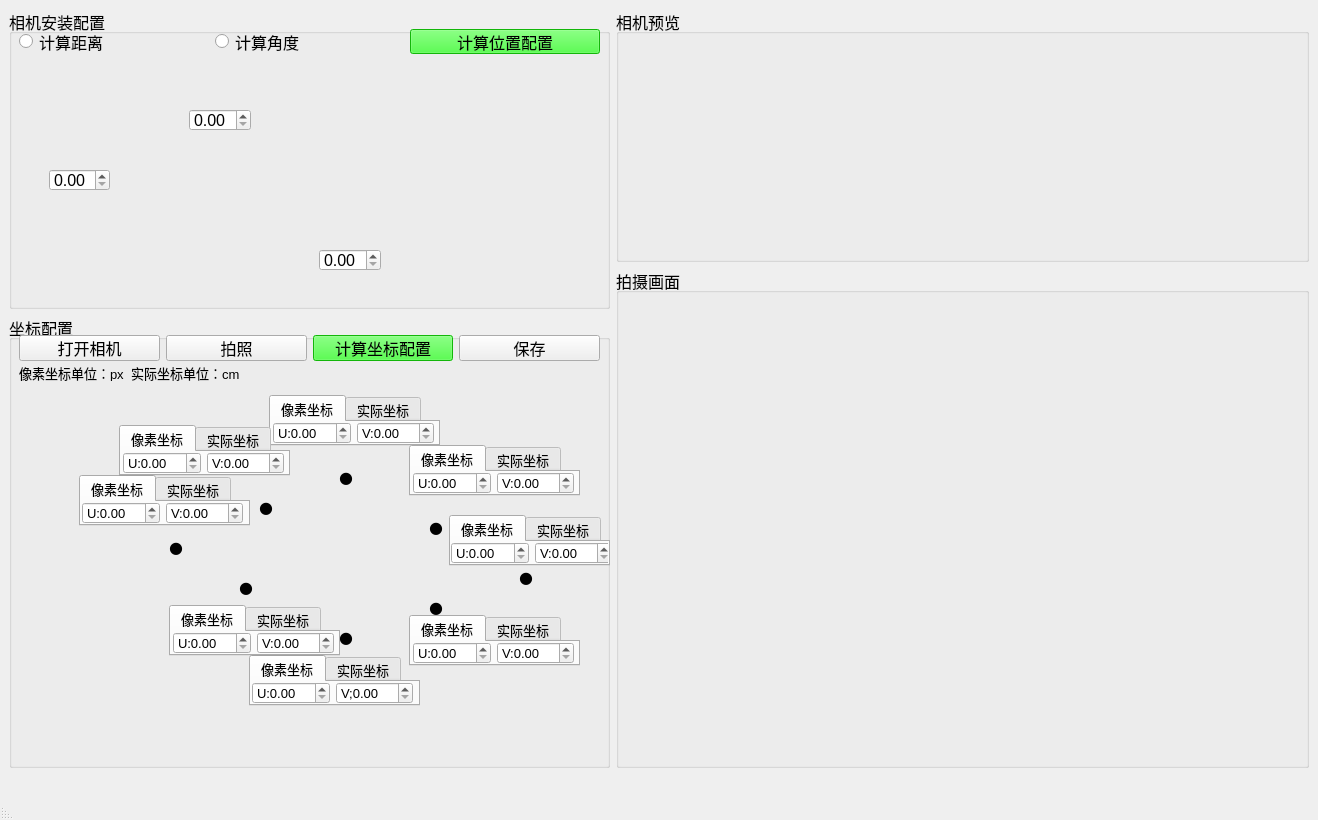
zhengsiyusy/camera_distance, file source/camera.ui: the form before one commit.
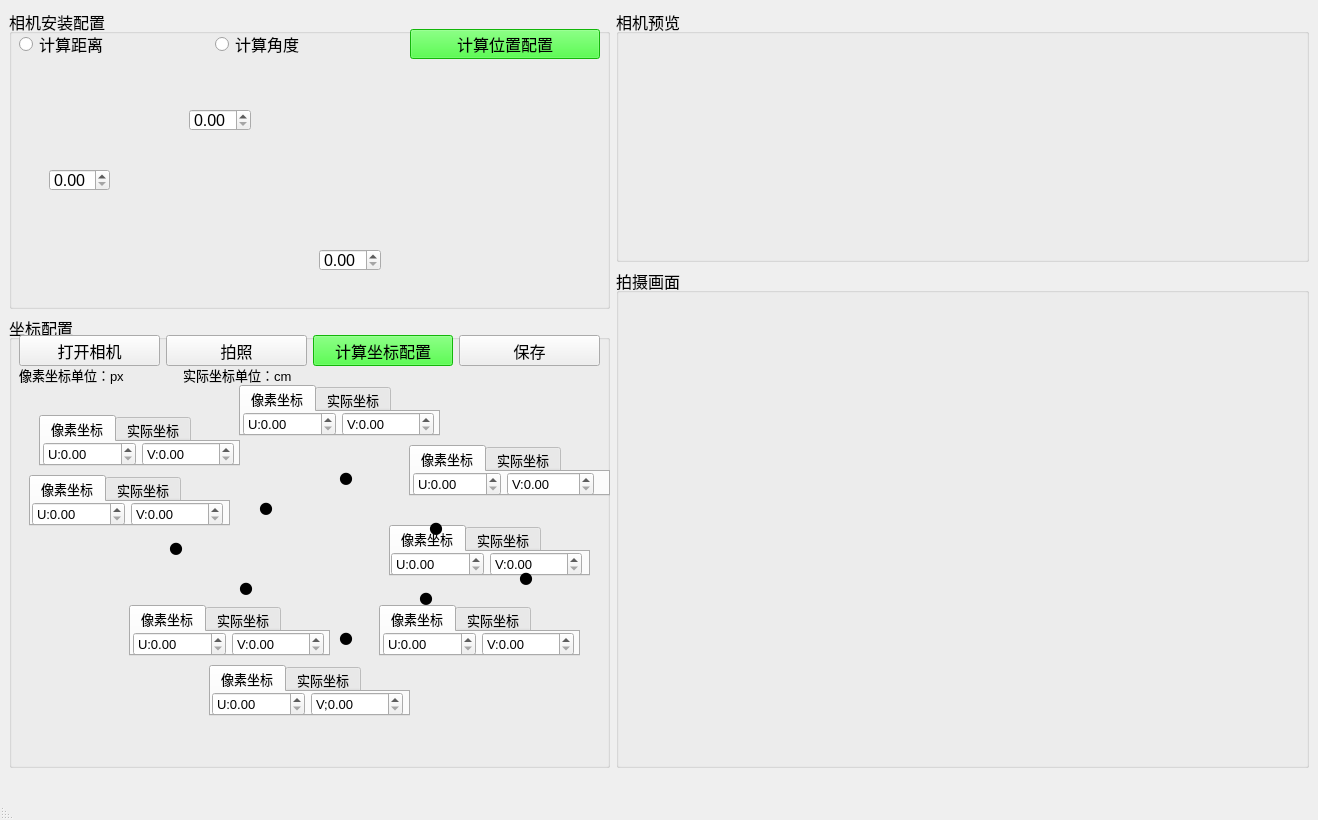
The form after the commit. Icons and pictures are not drawn.

The edit to the form file:
```diff
--- a/source/camera.ui
+++ b/source/camera.ui
@@ -124,7 +124,7 @@
            <x>10</x>
            <y>20</y>
            <width>581</width>
-           <height>25</height>
+           <height>30</height>
           </rect>
          </property>
          <layout class="QHBoxLayout" name="horizontalLayout_11">
@@ -209,9 +209,9 @@
         <widget class="QTabWidget" name="left_up">
          <property name="geometry">
           <rect>
-           <x>260</x>
-           <y>80</y>
-           <width>171</width>
+           <x>230</x>
+           <y>70</y>
+           <width>201</width>
            <height>51</height>
           </rect>
          </property>
@@ -232,8 +232,8 @@
             <rect>
              <x>2</x>
              <y>0</y>
-             <width>161</width>
-             <height>22</height>
+             <width>191</width>
+             <height>25</height>
             </rect>
            </property>
            <layout class="QHBoxLayout" name="horizontalLayout">
@@ -313,9 +313,9 @@
         <widget class="QTabWidget" name="right_down">
          <property name="geometry">
           <rect>
-           <x>240</x>
-           <y>340</y>
-           <width>171</width>
+           <x>200</x>
+           <y>350</y>
+           <width>201</width>
            <height>51</height>
           </rect>
          </property>
@@ -336,8 +336,8 @@
             <rect>
              <x>1</x>
              <y>0</y>
-             <width>161</width>
-             <height>22</height>
+             <width>191</width>
+             <height>25</height>
             </rect>
            </property>
            <layout class="QHBoxLayout" name="horizontalLayout_6">
@@ -417,9 +417,9 @@
         <widget class="QTabWidget" name="right_up">
          <property name="geometry">
           <rect>
-           <x>440</x>
-           <y>200</y>
-           <width>161</width>
+           <x>380</x>
+           <y>210</y>
+           <width>201</width>
            <height>51</height>
           </rect>
          </property>
@@ -440,8 +440,8 @@
             <rect>
              <x>0</x>
              <y>0</y>
-             <width>161</width>
-             <height>22</height>
+             <width>191</width>
+             <height>25</height>
             </rect>
            </property>
            <layout class="QHBoxLayout" name="horizontalLayout_3">
@@ -521,9 +521,9 @@
         <widget class="QTabWidget" name="left_down">
          <property name="geometry">
           <rect>
-           <x>70</x>
+           <x>20</x>
            <y>160</y>
-           <width>171</width>
+           <width>201</width>
            <height>51</height>
           </rect>
          </property>
@@ -544,8 +544,8 @@
             <rect>
              <x>1</x>
              <y>0</y>
-             <width>161</width>
-             <height>22</height>
+             <width>191</width>
+             <height>25</height>
             </rect>
            </property>
            <layout class="QHBoxLayout" name="horizontalLayout_4">
@@ -625,7 +625,7 @@
            <x>10</x>
            <y>20</y>
            <width>581</width>
-           <height>26</height>
+           <height>31</height>
           </rect>
          </property>
          <layout class="QHBoxLayout" name="horizontalLayout_10">
@@ -688,7 +688,7 @@
           <rect>
            <x>330</x>
            <y>150</y>
-           <width>16</width>
+           <width>21</width>
            <height>21</height>
           </rect>
          </property>
@@ -713,7 +713,7 @@
           <rect>
            <x>330</x>
            <y>310</y>
-           <width>16</width>
+           <width>21</width>
            <height>21</height>
           </rect>
          </property>
@@ -738,7 +738,7 @@
           <rect>
            <x>510</x>
            <y>250</y>
-           <width>16</width>
+           <width>21</width>
            <height>21</height>
           </rect>
          </property>
@@ -763,7 +763,7 @@
           <rect>
            <x>160</x>
            <y>220</y>
-           <width>16</width>
+           <width>21</width>
            <height>21</height>
           </rect>
          </property>
@@ -788,7 +788,7 @@
           <rect>
            <x>250</x>
            <y>180</y>
-           <width>16</width>
+           <width>21</width>
            <height>21</height>
           </rect>
          </property>
@@ -813,7 +813,7 @@
           <rect>
            <x>230</x>
            <y>260</y>
-           <width>16</width>
+           <width>21</width>
            <height>21</height>
           </rect>
          </property>
@@ -836,9 +836,9 @@
         <widget class="QLabel" name="led6">
          <property name="geometry">
           <rect>
-           <x>420</x>
-           <y>280</y>
-           <width>16</width>
+           <x>410</x>
+           <y>270</y>
+           <width>21</width>
            <height>21</height>
           </rect>
          </property>
@@ -863,7 +863,7 @@
           <rect>
            <x>420</x>
            <y>200</y>
-           <width>16</width>
+           <width>21</width>
            <height>21</height>
           </rect>
          </property>
@@ -886,9 +886,9 @@
         <widget class="QTabWidget" name="left_mid">
          <property name="geometry">
           <rect>
-           <x>110</x>
-           <y>110</y>
-           <width>171</width>
+           <x>30</x>
+           <y>100</y>
+           <width>201</width>
            <height>51</height>
           </rect>
          </property>
@@ -909,8 +909,8 @@
             <rect>
              <x>2</x>
              <y>0</y>
-             <width>161</width>
-             <height>22</height>
+             <width>191</width>
+             <height>25</height>
             </rect>
            </property>
            <layout class="QHBoxLayout" name="horizontalLayout_18">
@@ -990,9 +990,9 @@
         <widget class="QTabWidget" name="bottom_mid">
          <property name="geometry">
           <rect>
-           <x>160</x>
+           <x>120</x>
            <y>290</y>
-           <width>171</width>
+           <width>201</width>
            <height>51</height>
           </rect>
          </property>
@@ -1013,8 +1013,8 @@
             <rect>
              <x>2</x>
              <y>0</y>
-             <width>161</width>
-             <height>22</height>
+             <width>191</width>
+             <height>25</height>
             </rect>
            </property>
            <layout class="QHBoxLayout" name="horizontalLayout_22">
@@ -1094,9 +1094,9 @@
         <widget class="QTabWidget" name="right_mid">
          <property name="geometry">
           <rect>
-           <x>400</x>
-           <y>300</y>
-           <width>171</width>
+           <x>370</x>
+           <y>290</y>
+           <width>201</width>
            <height>51</height>
           </rect>
          </property>
@@ -1117,8 +1117,8 @@
             <rect>
              <x>2</x>
              <y>0</y>
-             <width>161</width>
-             <height>22</height>
+             <width>191</width>
+             <height>25</height>
             </rect>
            </property>
            <layout class="QHBoxLayout" name="horizontalLayout_26">
@@ -1200,7 +1200,7 @@
           <rect>
            <x>400</x>
            <y>130</y>
-           <width>171</width>
+           <width>201</width>
            <height>51</height>
           </rect>
          </property>
@@ -1221,8 +1221,8 @@
             <rect>
              <x>2</x>
              <y>0</y>
-             <width>161</width>
-             <height>22</height>
+             <width>181</width>
+             <height>25</height>
             </rect>
            </property>
            <layout class="QHBoxLayout" name="horizontalLayout_30">
@@ -1304,8 +1304,8 @@
           <rect>
            <x>10</x>
            <y>50</y>
-           <width>221</width>
-           <height>16</height>
+           <width>321</width>
+           <height>19</height>
           </rect>
          </property>
          <layout class="QHBoxLayout" name="horizontalLayout_13">
```
Left out of the diff: 32 changed lines with no effect on the pictures.
